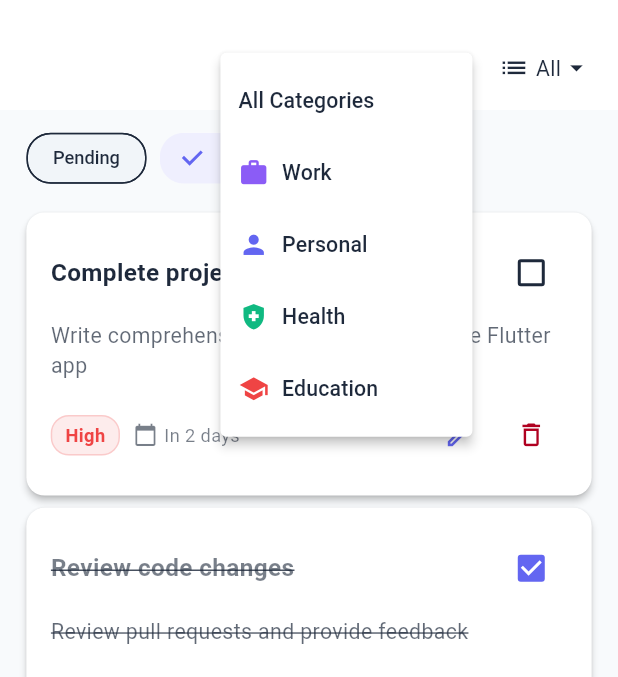
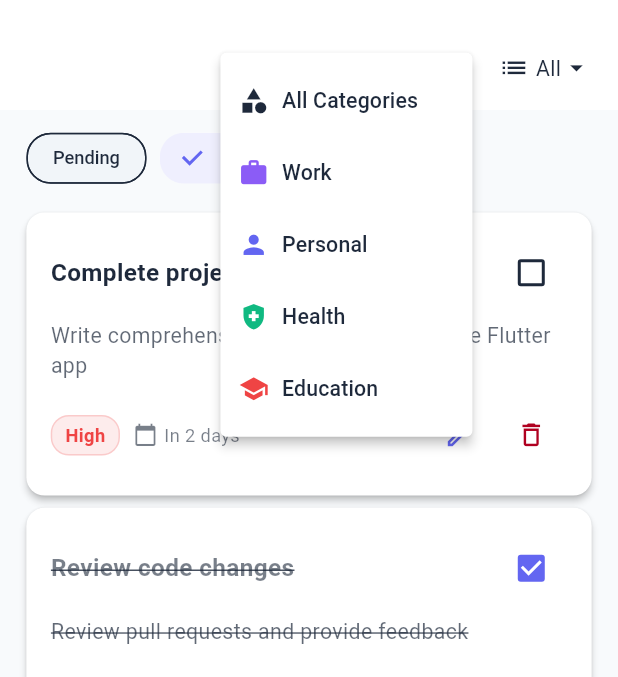
Before and after one commit to ahmadhabibshovo/work_manager, a Flutter app: the screen it shows after launch, after a tap on "All", on a phone screen of 412 x 824 dp, the part 58-735 px from its top. Run offline on Flutter 3.47's test engine with Material 3 defaults, Android fonts, the phone set to English and light mode, and no system bars; our stand-ins replace flutter_screenutil, shared_preferences.

Commit message:
feat: Update category filtering to default to 'all' and improve UI elements

```diff
--- a/lib/features/task_management/presentation/screens/task_list_screen.dart
+++ b/lib/features/task_management/presentation/screens/task_list_screen.dart
@@ -68,7 +68,7 @@ class _TaskListScreenState extends State<TaskListScreen> {
 
   Priority _selectedFilter = Priority.medium;
   bool _showCompleted = true;
-  String? _selectedCategoryId; // null means "all categories"
+  String _selectedCategoryId = 'all'; // 'all' means "all categories"
 
   // Available categories for filtering
   final List<Category> _availableCategories = [
@@ -107,14 +107,24 @@ class _TaskListScreenState extends State<TaskListScreen> {
         title: const Text('Tasks'),
         actions: [
           // Category filter
-          PopupMenuButton<String?>(
+          PopupMenuButton<String>(
             onSelected: (categoryId) => setState(() => _selectedCategoryId = categoryId),
             itemBuilder: (context) => [
-              PopupMenuItem<String?>(
-                value: null,
-                child: const Text('All Categories'),
+              PopupMenuItem<String>(
+                value: 'all',
+                child: Row(
+                  children: [
+                    Icon(
+                      Icons.category,
+                      size: 20.sp,
+                      color: Theme.of(context).colorScheme.onSurface,
+                    ),
+                    SizedBox(width: 8.w),
+                    const Text('All Categories'),
+                  ],
+                ),
               ),
-              ..._availableCategories.map((category) => PopupMenuItem<String?>(
+              ..._availableCategories.map((category) => PopupMenuItem<String>(
                     value: category.id,
                     child: Row(
                       children: [
@@ -134,25 +144,34 @@ class _TaskListScreenState extends State<TaskListScreen> {
               child: Row(
                 children: [
                   Icon(
-                    _selectedCategoryId != null
-                        ? _availableCategories
-                            .firstWhere((cat) => cat.id == _selectedCategoryId)
-                            .icon
-                        : Icons.category,
+                    _selectedCategoryId == 'all'
+                        ? Icons.category
+                        : _availableCategories
+                            .firstWhere(
+                              (cat) => cat.id == _selectedCategoryId,
+                              orElse: () => _availableCategories.first,
+                            )
+                            .icon,
                     size: 20.sp,
-                    color: _selectedCategoryId != null
-                        ? _availableCategories
-                            .firstWhere((cat) => cat.id == _selectedCategoryId)
-                            .color
-                        : Theme.of(context).colorScheme.onSurface,
+                    color: _selectedCategoryId == 'all'
+                        ? Theme.of(context).colorScheme.onSurface
+                        : _availableCategories
+                            .firstWhere(
+                              (cat) => cat.id == _selectedCategoryId,
+                              orElse: () => _availableCategories.first,
+                            )
+                            .color,
                   ),
                   SizedBox(width: 4.w),
                   Text(
-                    _selectedCategoryId != null
-                        ? _availableCategories
-                            .firstWhere((cat) => cat.id == _selectedCategoryId)
-                            .name
-                        : 'All',
+                    _selectedCategoryId == 'all'
+                        ? 'All'
+                        : _availableCategories
+                            .firstWhere(
+                              (cat) => cat.id == _selectedCategoryId,
+                              orElse: () => _availableCategories.first,
+                            )
+                            .name,
                     style: TextStyle(fontSize: 14.sp),
                   ),
                   Icon(Icons.arrow_drop_down, size: 20.sp),
@@ -273,7 +292,7 @@ class _TaskListScreenState extends State<TaskListScreen> {
     var tasks = _tasks;
 
     // Filter by category
-    if (_selectedCategoryId != null) {
+    if (_selectedCategoryId != 'all') {
       tasks = tasks.where((task) => task.categoryId == _selectedCategoryId).toList();
     }
 
```
